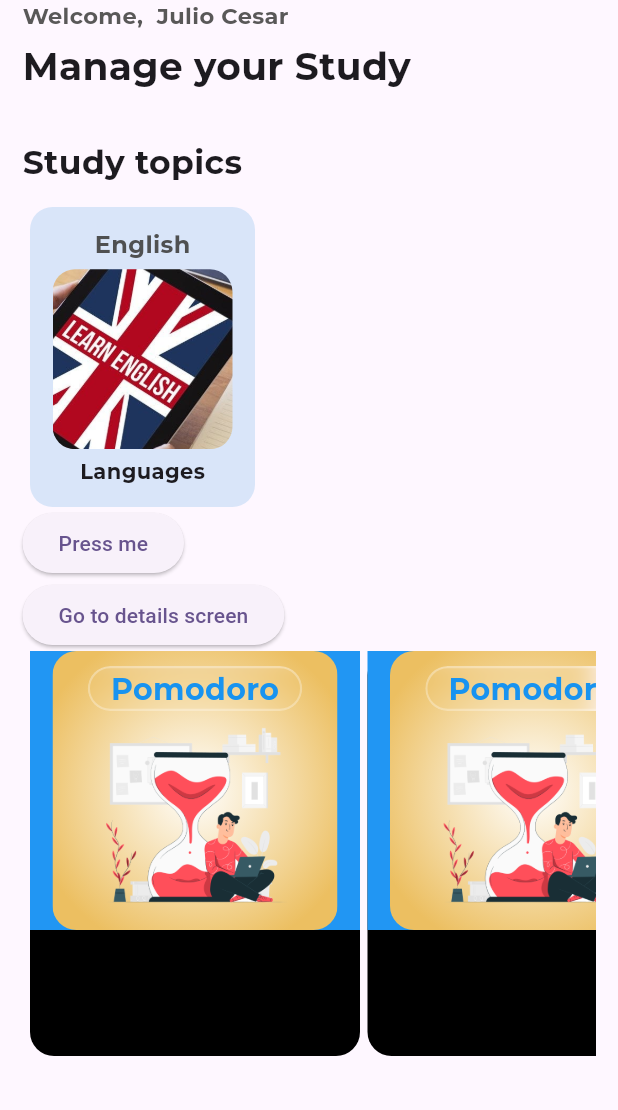
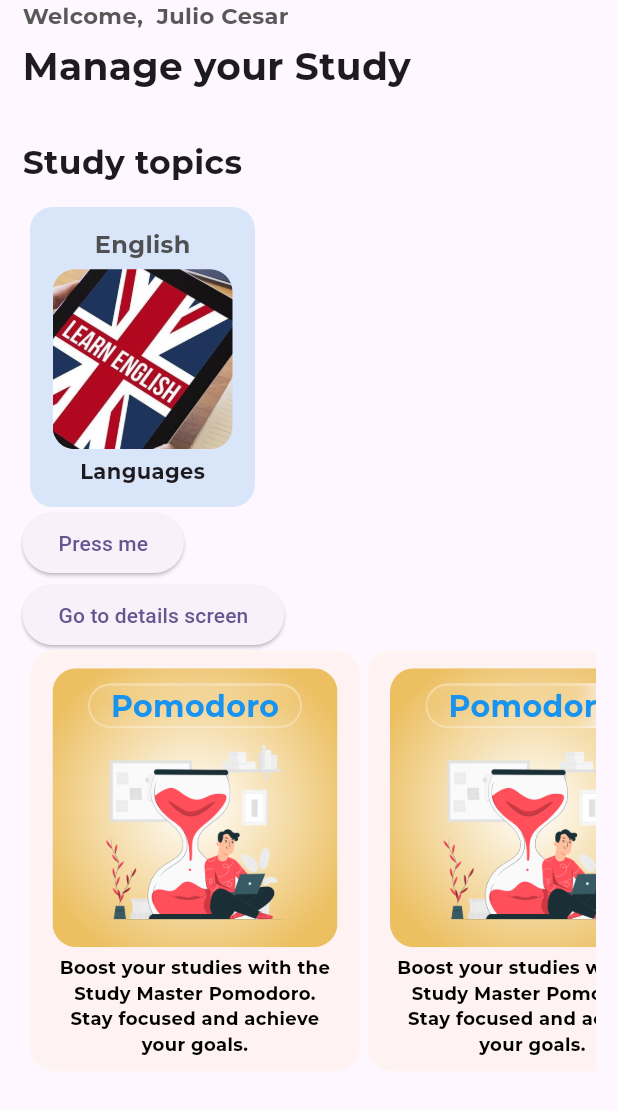
Before and after one commit to Julio1901/study-master, a Flutter app: the screen it shows after launch, on a phone screen of 412 x 824 dp. Shown: the top 1110 px of the screen. Run offline on Flutter 3.47's test engine with Material 3 defaults, Android fonts, the phone set to English and light mode, and no system bars; project files that could hold a hidden picture were left out.

Commit message:
style: Feature card text description added

```diff
--- a/features/home/lib/components/card_features_list.dart
+++ b/features/home/lib/components/card_features_list.dart
@@ -3,6 +3,7 @@ import 'dart:ui';
 import 'package:flutter/cupertino.dart';
 import 'package:flutter/material.dart';
 import 'package:flutter/widgets.dart';
+import 'package:study_master/common/strings.dart';
 
 class CardFeaturesList extends StatelessWidget {
   String title;
@@ -17,21 +18,19 @@ class CardFeaturesList extends StatelessWidget {
 
   @override
   Widget build(BuildContext context) {
-    return Stack(
-      children: [
-        Container(
+    return Container(
       width: 220,
-        height: 270,
+      height: 280,
       decoration: BoxDecoration(
-          color: Colors.black,
-          borderRadius: BorderRadius.circular(16)
+          color: Color.fromARGB(255, 255, 242, 242),
+          border: Border.all(
+            color: Color.fromARGB(255, 255, 248, 233).withOpacity(0.3),
+            width: 1.5,
           ),
-      ),
-      Container(
-        width: 220,
-        color: Colors.blue,
-        child: Row(
-          mainAxisAlignment: MainAxisAlignment.center,
+          borderRadius: BorderRadius.circular(16)),
+      child: Padding(
+        padding: const EdgeInsets.only(top: 10),
+        child: Column(
           children: [
             ClipRRect(
               //Esse container que não está respeitando o tamanho
@@ -61,7 +60,8 @@ class CardFeaturesList extends StatelessWidget {
                             width: 143,
                             height: 30,
                             decoration: BoxDecoration(
-                                 borderRadius: const BorderRadius.all(Radius.circular(16)),
+                              borderRadius:
+                                  const BorderRadius.all(Radius.circular(16)),
                               border: Border.all(
                                 color: Colors.white.withOpacity(0.3),
                                 width: 1.5,
@@ -78,8 +78,7 @@ class CardFeaturesList extends StatelessWidget {
                                       color: Color.fromARGB(255, 24, 147, 240),
                                       fontFamily: 'Montserrat',
                                       fontStyle: FontStyle.normal,
-                                        fontWeight: FontWeight.w600
-                                        ),
+                                      fontWeight: FontWeight.w600),
                                 ),
                               ],
                             ),
@@ -89,19 +88,35 @@ class CardFeaturesList extends StatelessWidget {
                     ),
                     ClipRRect(
                         borderRadius: BorderRadius.circular(16),
-                        child: Image.asset('assets/images/pomodoro-icon-transparent.png', width: 140,))
+                        child: Image.asset(
+                          'assets/images/pomodoro-icon-transparent.png',
+                          width: 140,
+                        ))
                     // Text(description),
                     // Icon(icon)
                   ],
                 ),
               ),
             ),
+            Padding(
+              padding: const EdgeInsets.only(top: 5),
+              child: SizedBox(
+                width: 190,
+                child: Text(
+                  textAlign: TextAlign.center,
+                  AppStrings.getString('pomodoro-card-description'),
+                  style: const TextStyle(
+                                          fontSize: 12,
+                                          color: Colors.black,
+                                          fontFamily: 'Montserrat',
+                                          fontStyle: FontStyle.normal,
+                                          fontWeight: FontWeight.w600),
+                  ),
+              ),
+            )
           ],
         ),
       ),
-      ],
-
-
     );
   }
 }
--- a/lib/common/strings.dart
+++ b/lib/common/strings.dart
@@ -31,7 +31,11 @@ class AppStrings {
       'study-topics': {
       AppLanguage.pt: 'Tópicos de estudo',
       AppLanguage.en: 'Study topics',
-    }
+    },
+    'pomodoro-card-description': {
+      AppLanguage.pt: 'Potencialize seus estudos com o pomodoro Study master. Tenha foco e atinja seus objetivos.',
+      AppLanguage.en: 'Boost your studies with the Study Master Pomodoro. Stay focused and achieve your goals.',
+    },
 
   };
 
```
Lines whose indentation alone changed are shown as unchanged.
